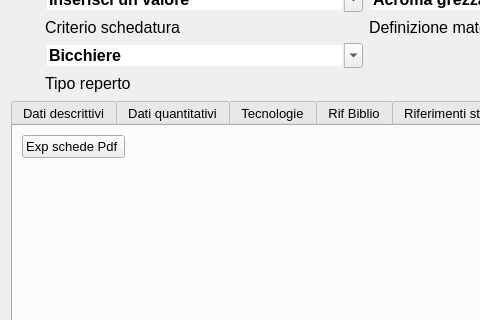
The window that pyarchinit/modules/gui/pyarchinit_inventario_reperti_ui.ui (mandoluca/pyarchinit_beta_test) describes before a commit, drawn with Qt 5; both pictures show x 0 to 480 and y 213 to 533 of the 697 by 644 pixel window.
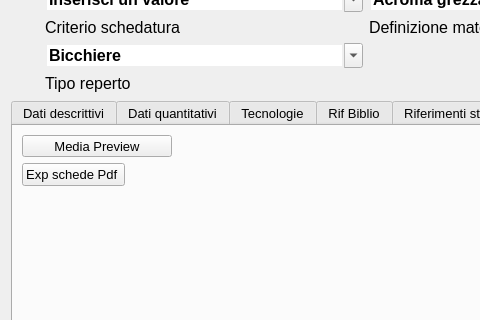
The same window after the commit. The open tabs and pages were chosen to show the change. Icons and pictures are not drawn.

Commit message: Nuovo aggiornamento nel Media Manager

What changed in the file:
```diff
--- a/pyarchinit/modules/gui/pyarchinit_inventario_reperti_ui.ui
+++ b/pyarchinit/modules/gui/pyarchinit_inventario_reperti_ui.ui
@@ -1654,7 +1654,7 @@
          <property name="fieldGrowthPolicy">
           <enum>QFormLayout::FieldsStayAtSizeHint</enum>
          </property>
-         <item row="0" column="0">
+         <item row="1" column="0">
           <widget class="QPushButton" name="pushButton_exp_pdf_sheet">
            <property name="maximumSize">
             <size>
@@ -1667,7 +1667,7 @@
            </property>
           </widget>
          </item>
-         <item row="0" column="1">
+         <item row="1" column="1">
           <spacer name="horizontalSpacer_4">
            <property name="orientation">
             <enum>Qt::Horizontal</enum>
@@ -1680,6 +1680,25 @@
            </property>
           </spacer>
          </item>
+         <item row="0" column="0">
+          <widget class="QToolButton" name="toolButtonPreviewMedia">
+           <property name="enabled">
+            <bool>true</bool>
+           </property>
+           <property name="minimumSize">
+            <size>
+             <width>150</width>
+             <height>0</height>
+            </size>
+           </property>
+           <property name="text">
+            <string>Media Preview</string>
+           </property>
+           <property name="checkable">
+            <bool>true</bool>
+           </property>
+          </widget>
+         </item>
         </layout>
        </widget>
       </widget>
```
The commit also changes 9 other files.
